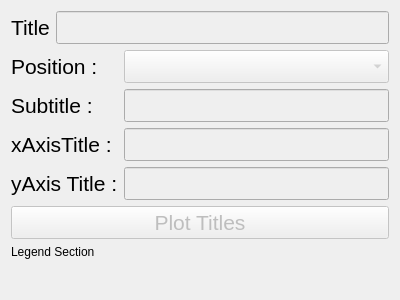
Old version of the form View/TitleWindow.ui in the repository BETRU21/GraphicGenerator.
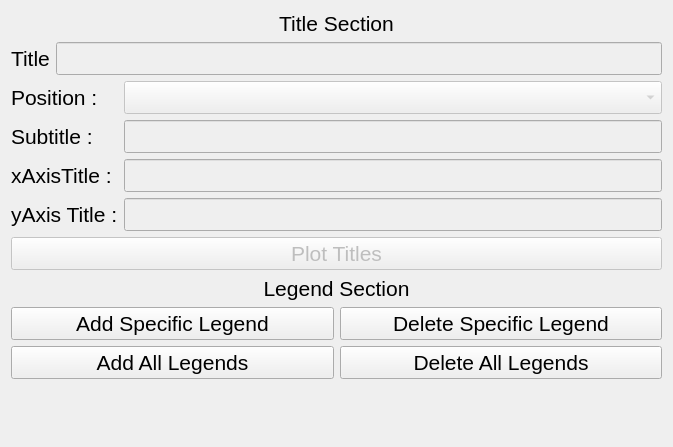
New version of the form.

Commit message: upgrade title GUI and connect buttons

```diff
--- a/View/TitleWindow.ui
+++ b/View/TitleWindow.ui
@@ -6,14 +6,29 @@
    <rect>
     <x>0</x>
     <y>0</y>
-    <width>400</width>
-    <height>300</height>
+    <width>673</width>
+    <height>447</height>
    </rect>
   </property>
   <property name="windowTitle">
    <string>Form</string>
   </property>
   <layout class="QVBoxLayout" name="verticalLayout">
+   <item>
+    <widget class="QLabel" name="label_7">
+     <property name="font">
+      <font>
+       <pointsize>16</pointsize>
+      </font>
+     </property>
+     <property name="text">
+      <string>Title Section</string>
+     </property>
+     <property name="alignment">
+      <set>Qt::AlignCenter</set>
+     </property>
+    </widget>
+   </item>
    <item>
     <layout class="QHBoxLayout" name="horizontalLayout">
      <item>
@@ -92,28 +107,6 @@
        </property>
       </widget>
      </item>
-     <item row="4" column="0" colspan="2">
-      <widget class="QPushButton" name="pb_plot">
-       <property name="enabled">
-        <bool>false</bool>
-       </property>
-       <property name="font">
-        <font>
-         <pointsize>16</pointsize>
-        </font>
-       </property>
-       <property name="text">
-        <string>Plot Titles</string>
-       </property>
-      </widget>
-     </item>
-     <item row="5" column="0">
-      <widget class="QLabel" name="label_4">
-       <property name="text">
-        <string>Legend Section</string>
-       </property>
-      </widget>
-     </item>
      <item row="2" column="0">
       <widget class="QLabel" name="label_5">
        <property name="font">
@@ -126,6 +119,18 @@
        </property>
       </widget>
      </item>
+     <item row="2" column="1">
+      <widget class="QLineEdit" name="le_xAxis">
+       <property name="enabled">
+        <bool>false</bool>
+       </property>
+       <property name="font">
+        <font>
+         <pointsize>16</pointsize>
+        </font>
+       </property>
+      </widget>
+     </item>
      <item row="3" column="0">
       <widget class="QLabel" name="label_6">
        <property name="font">
@@ -138,18 +143,6 @@
        </property>
       </widget>
      </item>
-     <item row="2" column="1">
-      <widget class="QLineEdit" name="le_xAxis">
-       <property name="enabled">
-        <bool>false</bool>
-       </property>
-       <property name="font">
-        <font>
-         <pointsize>16</pointsize>
-        </font>
-       </property>
-      </widget>
-     </item>
      <item row="3" column="1">
       <widget class="QLineEdit" name="le_yAxis">
        <property name="enabled">
@@ -162,8 +155,111 @@
        </property>
       </widget>
      </item>
+     <item row="4" column="0" colspan="2">
+      <widget class="QPushButton" name="pb_plot">
+       <property name="enabled">
+        <bool>false</bool>
+       </property>
+       <property name="font">
+        <font>
+         <pointsize>16</pointsize>
+        </font>
+       </property>
+       <property name="text">
+        <string>Plot Titles</string>
+       </property>
+      </widget>
+     </item>
     </layout>
    </item>
+   <item>
+    <layout class="QVBoxLayout" name="verticalLayout_3">
+     <item>
+      <widget class="QLabel" name="label_4">
+       <property name="font">
+        <font>
+         <pointsize>16</pointsize>
+        </font>
+       </property>
+       <property name="text">
+        <string>Legend Section</string>
+       </property>
+       <property name="alignment">
+        <set>Qt::AlignCenter</set>
+       </property>
+      </widget>
+     </item>
+     <item>
+      <layout class="QHBoxLayout" name="horizontalLayout_5">
+       <item>
+        <widget class="QPushButton" name="pb_legend">
+         <property name="font">
+          <font>
+           <pointsize>16</pointsize>
+          </font>
+         </property>
+         <property name="text">
+          <string>Add Specific Legend</string>
+         </property>
+        </widget>
+       </item>
+       <item>
+        <widget class="QPushButton" name="pb_deleteLegend">
+         <property name="font">
+          <font>
+           <pointsize>16</pointsize>
+          </font>
+         </property>
+         <property name="text">
+          <string>Delete Specific Legend</string>
+         </property>
+        </widget>
+       </item>
+      </layout>
+     </item>
+     <item>
+      <layout class="QHBoxLayout" name="horizontalLayout_4">
+       <item>
+        <widget class="QPushButton" name="pb_legends">
+         <property name="font">
+          <font>
+           <pointsize>16</pointsize>
+          </font>
+         </property>
+         <property name="text">
+          <string>Add All Legends</string>
+         </property>
+        </widget>
+       </item>
+       <item>
+        <widget class="QPushButton" name="pb_deleteLegends">
+         <property name="font">
+          <font>
+           <pointsize>16</pointsize>
+          </font>
+         </property>
+         <property name="text">
+          <string>Delete All Legends</string>
+         </property>
+        </widget>
+       </item>
+      </layout>
+     </item>
+    </layout>
+   </item>
+   <item>
+    <spacer name="verticalSpacer">
+     <property name="orientation">
+      <enum>Qt::Vertical</enum>
+     </property>
+     <property name="sizeHint" stdset="0">
+      <size>
+       <width>20</width>
+       <height>40</height>
+      </size>
+     </property>
+    </spacer>
+   </item>
   </layout>
  </widget>
  <resources/>
```
The commit also changes 8 other files.
